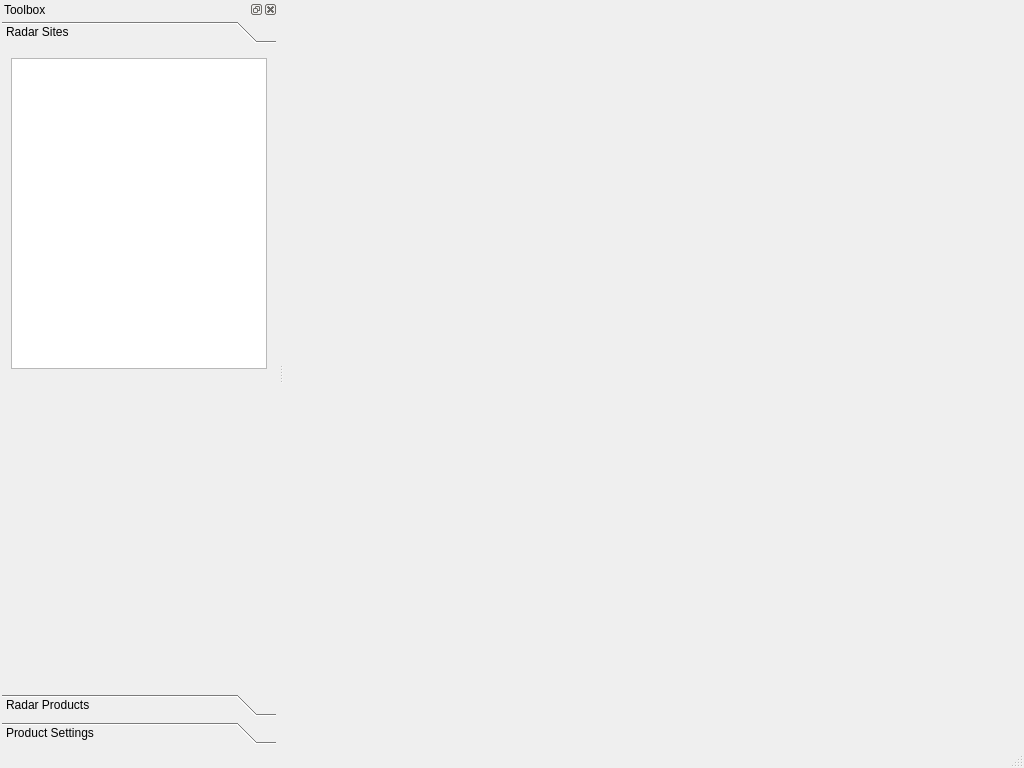
dpaulat/supercell-wx, file scwx-qt/source/scwx/qt/main/main_window.ui: the form before one commit.
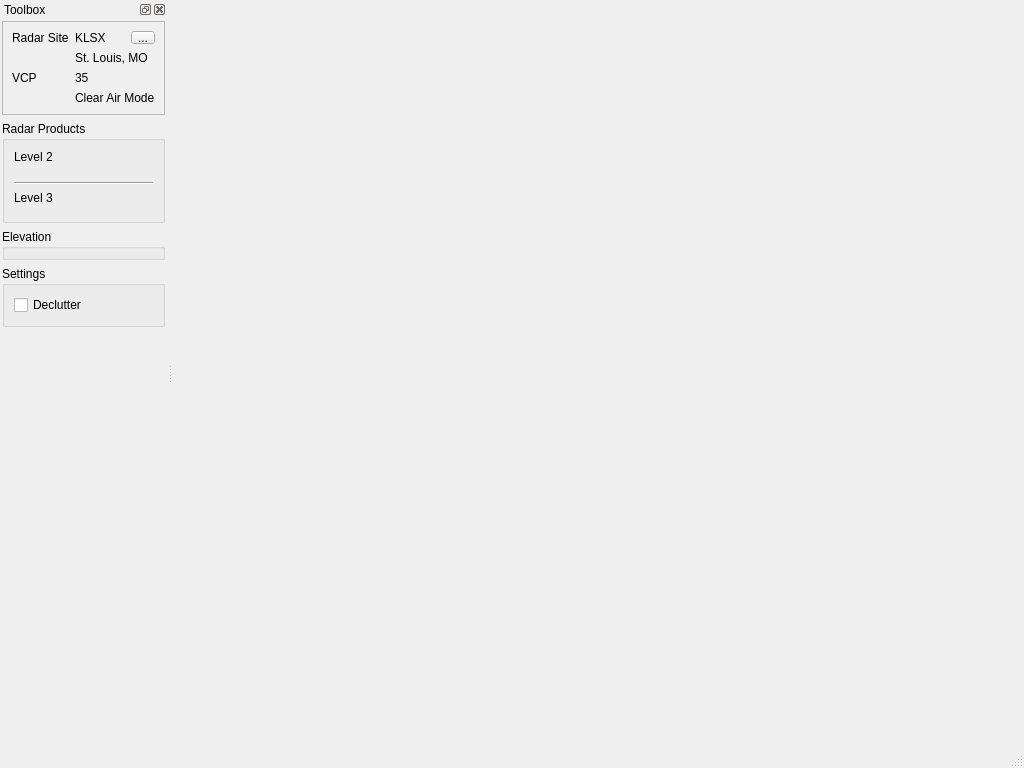
The form after the commit.

Commit message: Refining radar toolbox layout.  Tool box is not a good use of the available space.

Patch:
```diff
--- a/scwx-qt/source/scwx/qt/main/main_window.ui
+++ b/scwx-qt/source/scwx/qt/main/main_window.ui
@@ -62,85 +62,163 @@
       <number>2</number>
      </property>
      <item>
-      <widget class="QToolBox" name="radarToolbox">
-       <widget class="QWidget" name="radarSitesPage">
-        <attribute name="label">
-         <string>Radar Sites</string>
-        </attribute>
-        <layout class="QVBoxLayout" name="verticalLayout_4">
-         <item>
-          <widget class="QTableWidget" name="tableWidget"/>
-         </item>
-         <item>
-          <spacer name="radarSitesSpacer">
-           <property name="orientation">
-            <enum>Qt::Vertical</enum>
-           </property>
-           <property name="sizeHint" stdset="0">
+      <widget class="QFrame" name="radarInfoFrame">
+       <property name="frameShape">
+        <enum>QFrame::StyledPanel</enum>
+       </property>
+       <property name="frameShadow">
+        <enum>QFrame::Raised</enum>
+       </property>
+       <layout class="QGridLayout" name="gridLayout" columnstretch="0,1,0">
+        <item row="0" column="2">
+         <widget class="QToolButton" name="radarSiteSelectButton">
+          <property name="maximumSize">
             <size>
-             <width>20</width>
-             <height>40</height>
-            </size>
-           </property>
-          </spacer>
+            <width>16777215</width>
+            <height>13</height>
+           </size>
+          </property>
+          <property name="text">
+           <string>...</string>
+          </property>
+         </widget>
+        </item>
+        <item row="1" column="1" colspan="2">
+         <widget class="QLabel" name="radarLocationLabel">
+          <property name="text">
+           <string notr="true">St. Louis, MO</string>
+          </property>
+         </widget>
+        </item>
+        <item row="2" column="0">
+         <widget class="QLabel" name="vcpLabel">
+          <property name="toolTip">
+           <string>Volume Coverage Pattern</string>
+          </property>
+          <property name="text">
+           <string>VCP</string>
+          </property>
+         </widget>
+        </item>
+        <item row="0" column="1">
+         <widget class="QLabel" name="radarSiteValueLabel">
+          <property name="text">
+           <string notr="true">KLSX</string>
+          </property>
+         </widget>
+        </item>
+        <item row="0" column="0">
+         <widget class="QLabel" name="radarSiteLabel">
+          <property name="text">
+           <string>Radar Site</string>
+          </property>
+         </widget>
+        </item>
+        <item row="3" column="1" colspan="2">
+         <widget class="QLabel" name="vcpDescriptionLabel">
+          <property name="text">
+           <string>Clear Air Mode</string>
+          </property>
+         </widget>
+        </item>
+        <item row="2" column="1" colspan="2">
+         <widget class="QLabel" name="vcpValueLabel">
+          <property name="text">
+           <string notr="true">35</string>
+          </property>
+         </widget>
          </item>
         </layout>
        </widget>
-       <widget class="QWidget" name="radarProductsPage">
-        <attribute name="label">
+     </item>
+     <item>
+      <widget class="QGroupBox" name="radarProductGroupBox">
+       <property name="title">
          <string>Radar Products</string>
-        </attribute>
-        <layout class="QVBoxLayout" name="verticalLayout_5">
+       </property>
+       <layout class="QVBoxLayout" name="verticalLayout">
          <item>
-          <widget class="QGroupBox" name="level2Products">
-           <property name="title">
+         <widget class="QLabel" name="level2Label">
+          <property name="text">
             <string>Level 2</string>
            </property>
           </widget>
          </item>
          <item>
-          <spacer name="radarProductsSpacer">
+         <widget class="QWidget" name="level2ProductFrame" native="true"/>
+        </item>
+        <item>
+         <widget class="QFrame" name="frame">
+          <property name="frameShape">
+           <enum>QFrame::StyledPanel</enum>
+          </property>
+          <property name="frameShadow">
+           <enum>QFrame::Raised</enum>
+          </property>
+         </widget>
+        </item>
+        <item>
+         <widget class="Line" name="level2Separator">
            <property name="orientation">
-            <enum>Qt::Vertical</enum>
-           </property>
-           <property name="sizeHint" stdset="0">
-            <size>
-             <width>20</width>
-             <height>40</height>
-            </size>
-           </property>
-          </spacer>
+           <enum>Qt::Horizontal</enum>
+          </property>
+         </widget>
+        </item>
+        <item>
+         <widget class="QLabel" name="level3Label">
+          <property name="text">
+           <string>Level 3</string>
+          </property>
+         </widget>
+        </item>
+        <item>
+         <widget class="QFrame" name="level3ProductFrame">
+          <property name="frameShape">
+           <enum>QFrame::StyledPanel</enum>
+          </property>
+          <property name="frameShadow">
+           <enum>QFrame::Raised</enum>
+          </property>
+         </widget>
          </item>
         </layout>
        </widget>
-       <widget class="QWidget" name="productSettingsPage">
-        <attribute name="label">
-         <string>Product Settings</string>
-        </attribute>
-        <layout class="QVBoxLayout" name="verticalLayout_6">
+     </item>
          <item>
-          <widget class="QGroupBox" name="elevationSettings">
+      <widget class="QGroupBox" name="elevationGroupBox">
            <property name="title">
             <string>Elevation</string>
            </property>
           </widget>
          </item>
          <item>
-          <spacer name="productSettingsSpacer">
+      <widget class="QGroupBox" name="settingsGroupBox">
+       <property name="title">
+        <string>Settings</string>
+       </property>
+       <layout class="QVBoxLayout" name="verticalLayout_3">
+        <item>
+         <widget class="QCheckBox" name="declutterCheckbox">
+          <property name="text">
+           <string>Declutter</string>
+          </property>
+         </widget>
+        </item>
+       </layout>
+      </widget>
+     </item>
+     <item>
+      <spacer name="radarToolboxSpacer">
            <property name="orientation">
             <enum>Qt::Vertical</enum>
            </property>
            <property name="sizeHint" stdset="0">
             <size>
              <width>20</width>
-             <height>40</height>
+         <height>0</height>
             </size>
            </property>
           </spacer>
-         </item>
-        </layout>
-       </widget>
-      </widget>
      </item>
     </layout>
    </widget>
```
Lines whose indentation alone changed are shown as unchanged. The commit also changes 3 other files.
